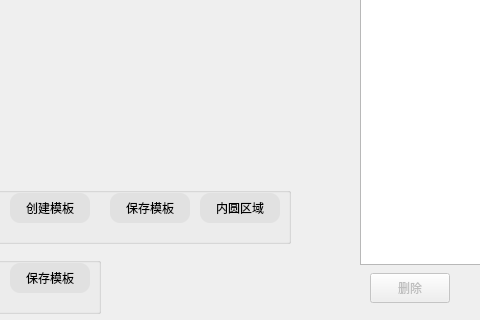
The window that AQRVison/dialogshapemodel.ui (MacavityT/2D_ScrewLocation) describes before a commit, drawn with Qt 5; both pictures show x 370 to 850 and y 337 to 657 of the 1024 by 657 pixel window.
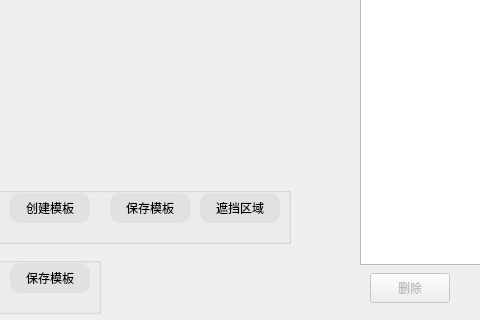
The same window after the commit.

```diff
--- a/AQRVison/dialogshapemodel.ui
+++ b/AQRVison/dialogshapemodel.ui
@@ -461,7 +461,7 @@
 border-radius:10px;</string>
     </property>
     <property name="text">
-     <string>内圆区域</string>
+     <string>遮挡区域</string>
     </property>
    </widget>
   </widget>
```
